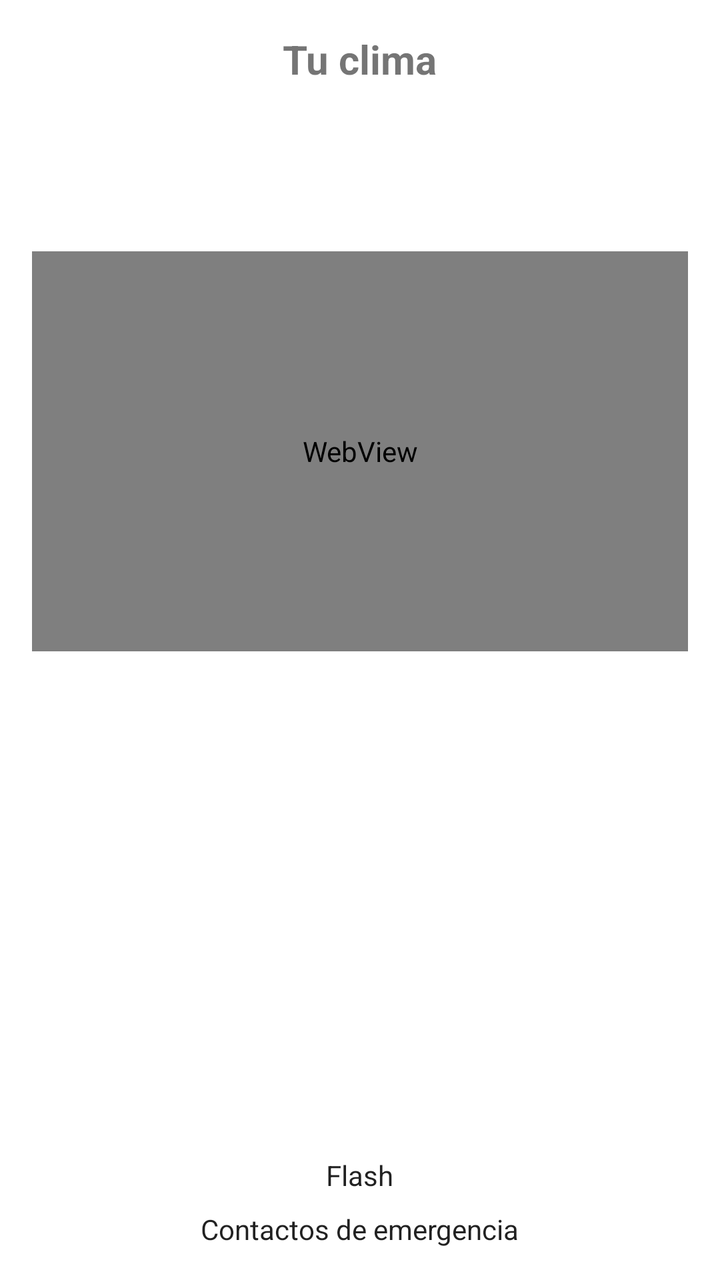
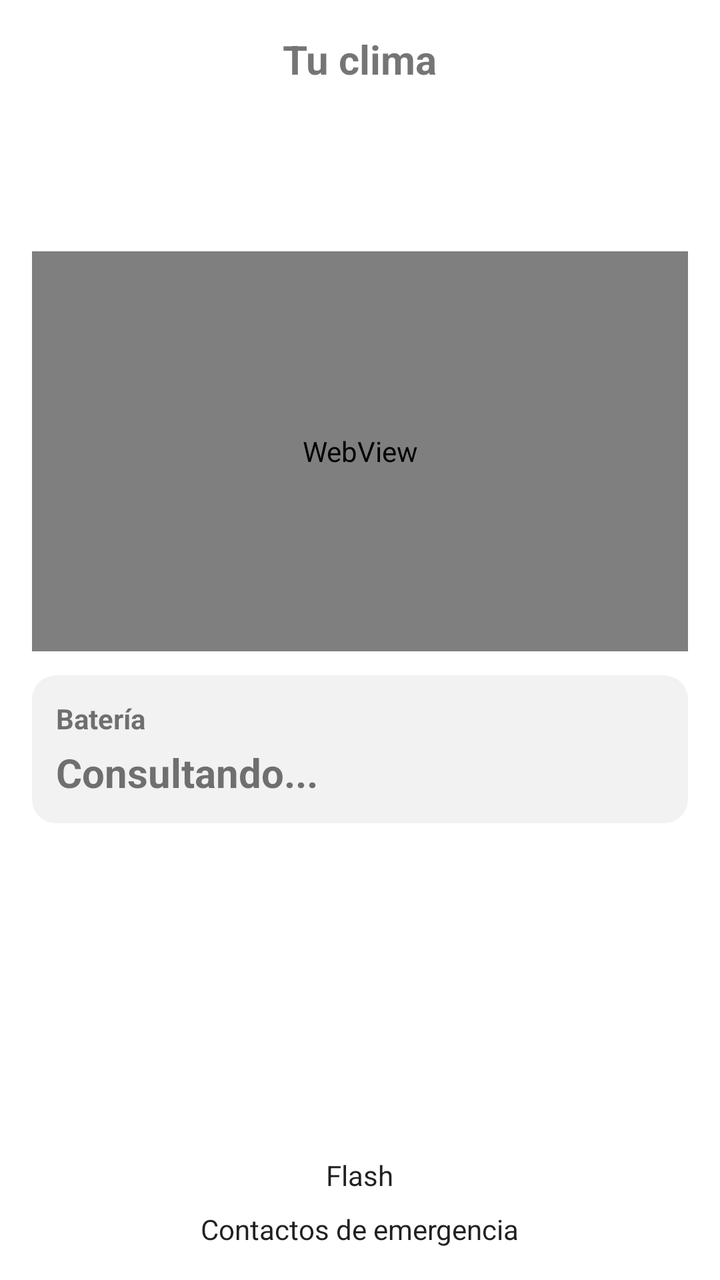

An Android layout rendered at two revisions. The XML below is the earlier revision; the diff shows what the commit changed to produce the second picture.
<!-- AndroidManifest.xml: application theme Theme.AlertaTemprana -->
<!-- res/layout/layout_home.xml -->
<?xml version="1.0" encoding="utf-8"?>
<LinearLayout xmlns:android="http://schemas.android.com/apk/res/android"
    android:layout_width="match_parent"
    android:layout_height="match_parent"
    android:orientation="vertical"
    android:padding="16dp"
    android:background="@android:color/white">

<TextView
        android:layout_width="wrap_content"
        android:layout_height="wrap_content"
        android:layout_gravity="center_horizontal"
        android:text="Tu clima"
        android:textSize="20sp"
        android:textStyle="bold" />

    <LinearLayout
        android:layout_width="wrap_content"
        android:layout_height="wrap_content"
        android:layout_gravity="center_horizontal"
        android:layout_marginTop="12dp"
        android:orientation="horizontal">

        <TextView
            android:id="@+id/tvClimaTemp"
            android:layout_width="wrap_content"
            android:layout_height="wrap_content"
            android:textSize="44sp"
            android:textStyle="bold" />

        <LinearLayout
            android:layout_width="wrap_content"
            android:layout_height="wrap_content"
            android:layout_marginStart="16dp"
            android:gravity="center_vertical"
            android:orientation="vertical">

            <TextView
                android:id="@+id/tvClimaCond"
                android:layout_width="wrap_content"
                android:layout_height="wrap_content"
                android:textSize="17sp"
                android:textStyle="bold" />

            <TextView
                android:id="@+id/tvClimaDet"
                android:layout_width="wrap_content"
                android:layout_height="wrap_content"
                android:layout_marginTop="4dp"
                android:textSize="14sp" />
        </LinearLayout>
    </LinearLayout>

    <WebView
        android:id="@+id/webViewClima"
        android:layout_width="match_parent"
        android:layout_height="200dp"
        android:layout_marginTop="12dp" />

    <View
        android:layout_width="match_parent"
        android:layout_height="0dp"
        android:layout_weight="1" />

    <Button
        android:id="@+id/btn_flash"
        android:layout_width="wrap_content"
        android:layout_height="wrap_content"
        android:layout_gravity="center_horizontal"
        android:layout_marginTop="8dp"
        android:text="Flash" />

    <Button
        android:id="@+id/btnContactosHome"
        android:layout_width="wrap_content"
        android:layout_height="wrap_content"
        android:layout_gravity="center_horizontal"
        android:layout_marginTop="8dp"
        android:text="Contactos de emergencia" />

</LinearLayout>
<!-- resources referenced by this layout -->
<resources>
  <style name="Theme.AlertaTemprana" parent="android:Theme.Material.Light.NoActionBar" />
</resources>

<!-- the commit's change to res/layout/layout_home.xml (unified diff, before → after) -->
@@ -57,6 +57,31 @@
         android:layout_height="200dp"
         android:layout_marginTop="12dp" />
 
+    <LinearLayout
+        android:layout_width="match_parent"
+        android:layout_height="wrap_content"
+        android:layout_marginTop="12dp"
+        android:background="@drawable/card_bateria"
+        android:orientation="vertical"
+        android:padding="12dp">
+
+        <TextView
+            android:layout_width="wrap_content"
+            android:layout_height="wrap_content"
+            android:text="Batería"
+            android:textSize="14sp"
+            android:textStyle="bold" />
+
+        <TextView
+            android:id="@+id/tvBateria"
+            android:layout_width="wrap_content"
+            android:layout_height="wrap_content"
+            android:layout_marginTop="4dp"
+            android:text="Consultando..."
+            android:textSize="20sp"
+            android:textStyle="bold" />
+    </LinearLayout>
+
     <View
         android:layout_width="match_parent"
         android:layout_height="0dp"
<!-- resource entries referenced after the edit -->
@@ -1,5 +1,12 @@
 <!-- resources referenced by this layout -->
 <resources>
+  <!-- drawable card_bateria (drawable) -->
+  <?xml version="1.0" encoding="utf-8"?>
+  <shape xmlns:android="http://schemas.android.com/apk/res/android"
+      android:shape="rectangle">
+      <solid android:color="#F2F2F2" />
+      <corners android:radius="12dp" />
+  </shape>
   <style name="Theme.AlertaTemprana" parent="android:Theme.Material.Light.NoActionBar" />
 </resources>
 
